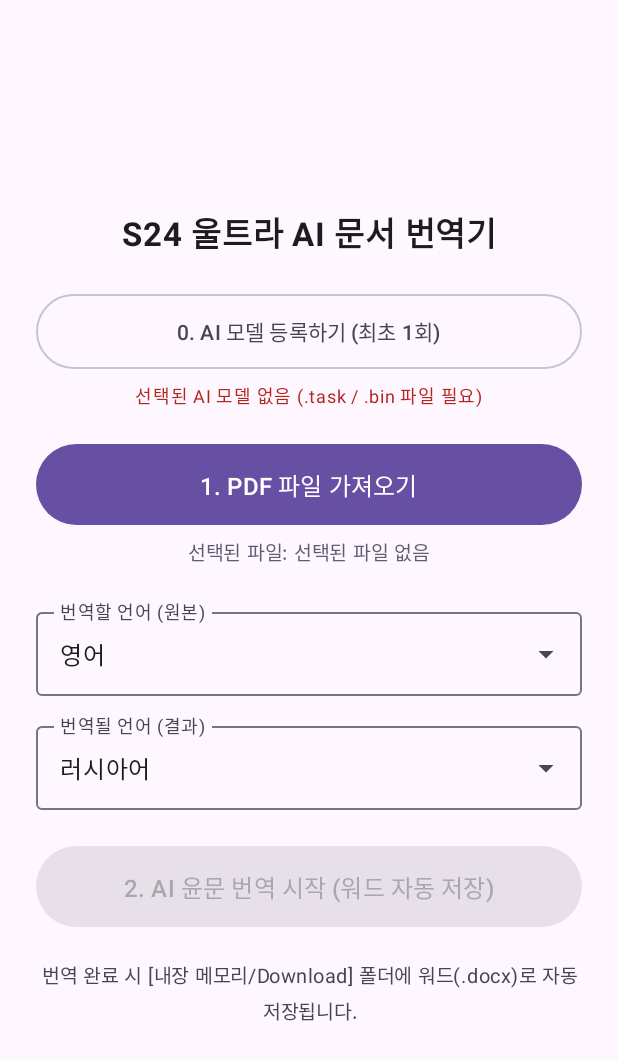
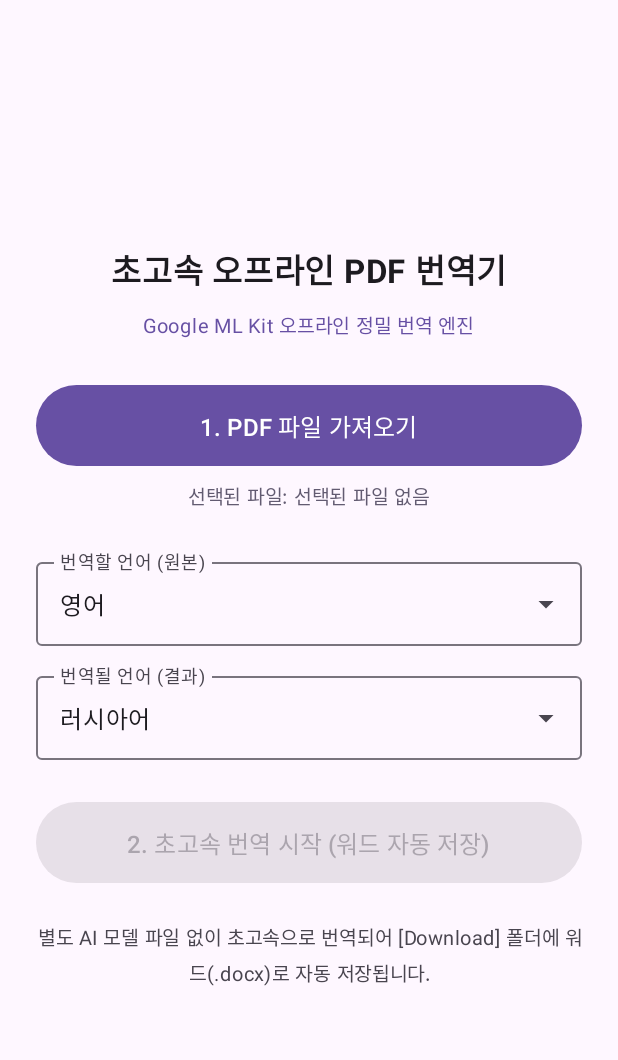
Before and after one commit to guwooguwoo/TransportL, an Android app built with Jetpack Compose: the screen it shows after launch (MainActivity), on a phone screen of 412 x 824 dp. Shown: the top 1060 px of the screen. Run offline under Robolectric (Android 15) with nearby library versions, the phone set to English and light mode, and no system bars; libraries missing offline, so code that uses them is left out: com.google.mediapipe.tasks, com.google.mlkit.common, com.google.mlkit.nl, com.google.mlkit.vision.

Commit message:
MainActivity.kt 업데이트

```diff
--- a/app/src/main/java/com/example/offlinepdftranslator/MainActivity.kt
+++ b/app/src/main/java/com/example/offlinepdftranslator/MainActivity.kt
@@ -24,11 +24,6 @@ import androidx.compose.ui.text.style.TextAlign
 import androidx.compose.ui.unit.dp
 import androidx.compose.ui.unit.sp
 import androidx.core.content.ContextCompat
-import kotlinx.coroutines.Dispatchers
-import kotlinx.coroutines.launch
-import kotlinx.coroutines.withContext
-import java.io.File
-import java.io.FileOutputStream
 
 class MainActivity : ComponentActivity() {
     override fun onCreate(savedInstanceState: Bundle?) {
@@ -51,8 +46,6 @@ class MainActivity : ComponentActivity() {
 @Composable
 fun OfflinePdfTranslatorScreen() {
     val context = LocalContext.current
-    val coroutineScope = rememberCoroutineScope()
-
     val progressState by TranslationService.progressState.collectAsState()
 
     val languages = remember {
@@ -70,23 +63,11 @@ fun OfflinePdfTranslatorScreen() {
         )
     }
 
-    var savedModelPath by remember {
-        val existingModel = File(context.filesDir, "llm_model.task")
-        mutableStateOf(if (existingModel.exists() && existingModel.length() > 10_000_000L) existingModel.absolutePath else null)
-    }
-    var modelStatusText by remember {
-        mutableStateOf(
-            if (savedModelPath != null) "✅ AI 모델 준비됨 (내장 저장소에 등록 완료)"
-            else "선택된 AI 모델 없음 (.task / .bin 파일 필요)"
-        )
-    }
-    var isCopyingModel by remember { mutableStateOf(false) }
-
     var selectedPdfUri by remember { mutableStateOf<Uri?>(null) }
     var selectedFileName by remember { mutableStateOf("선택된 파일 없음") }
     var sourceLang by remember { mutableStateOf(languages[1]) } // 기본값: 영어
-    var targetLang by remember { mutableStateOf(languages[2]) } // 기본값: 러시아어 (언제든 변경 가능)
-    var localStatus by remember { mutableStateOf("번역 완료 시 [내장 메모리/Download] 폴더에 워드(.docx)로 자동 저장됩니다.") }
+    var targetLang by remember { mutableStateOf(languages[2]) } // 기본값: 러시아어
+    var localStatus by remember { mutableStateOf("별도 AI 모델 파일 없이 초고속으로 번역되어 [Download] 폴더에 워드(.docx)로 자동 저장됩니다.") }
 
     val notificationPermissionLauncher = rememberLauncherForActivityResult(
         contract = ActivityResultContracts.RequestPermission()
@@ -106,31 +87,7 @@ fun OfflinePdfTranslatorScreen() {
         }
     }
 
-    // [런처 0] 온디바이스 AI 모델 파일(.task / .bin) 등록 런처
-    val modelPickerLauncher = rememberLauncherForActivityResult(
-        contract = ActivityResultContracts.OpenDocument()
-    ) { uri: Uri? ->
-        if (uri != null) {
-            val fileName = getFileNameFromUri(context, uri)
-            coroutineScope.launch {
-                isCopyingModel = true
-                modelStatusText = "⏳ AI 모델을 앱 내부로 등록 중... (용량에 따라 10~20초 소요)"
-                val copiedPath = withContext(Dispatchers.IO) {
-                    copyModelToInternalStorage(context, uri)
-                }
-                isCopyingModel = false
-                if (copiedPath != null) {
-                    savedModelPath = copiedPath
-                    modelStatusText = "✅ AI 모델 등록 완료: $fileName"
-                    Toast.makeText(context, "AI 모델 등록이 완료되었습니다!", Toast.LENGTH_SHORT).show()
-                } else {
-                    modelStatusText = "❌ 모델 등록 실패 (저장공간 부족 또는 잘못된 파일)"
-                }
-            }
-        }
-    }
-
-    // [런처 1] PDF 파일 가져오기 런처
+    // PDF 파일 가져오기 런처
     val pdfPickerLauncher = rememberLauncherForActivityResult(
         contract = ActivityResultContracts.OpenDocument()
     ) { uri: Uri? ->
@@ -138,11 +95,11 @@ fun OfflinePdfTranslatorScreen() {
             selectedPdfUri = uri
             selectedFileName = getFileNameFromUri(context, uri)
             TranslationService.resetCompletion()
-            localStatus = "파일 준비 완료! 아래 버튼을 누르면 초벌 직역 후 AI 윤문하여 Download 폴더에 저장합니다."
+            localStatus = "파일 준비 완료! 아래 버튼을 누르면 초고속 번역 후 Download 폴더에 워드(.docx)로 저장됩니다."
         }
     }
 
-    val isProcessing = progressState.isRunning || isCopyingModel
+    val isProcessing = progressState.isRunning
     val displayStatus = if (progressState.isRunning || progressState.isCompleted) {
         progressState.statusMessage
     } else {
@@ -157,31 +114,17 @@ fun OfflinePdfTranslatorScreen() {
         horizontalAlignment = Alignment.CenterHorizontally
     ) {
         Text(
-            text = "S24 울트라 AI 문서 번역기",
+            text = "초고속 오프라인 PDF 번역기",
             fontSize = 22.sp,
             fontWeight = FontWeight.Bold,
-            modifier = Modifier.padding(bottom = 24.dp)
+            modifier = Modifier.padding(bottom = 8.dp)
         )
 
-        // [버튼 0] 온디바이스 AI 모델 등록 (최초 1회)
-        OutlinedButton(
-            onClick = { modelPickerLauncher.launch(arrayOf("*/*")) },
-            modifier = Modifier
-                .fillMaxWidth()
-                .height(50.dp),
-            enabled = !isProcessing
-        ) {
-            Text(
-                text = if (savedModelPath != null) "AI 모델 변경하기 (.task / .bin)" else "0. AI 모델 등록하기 (최초 1회)",
-                fontSize = 14.sp
-            )
-        }
-
         Text(
-            text = modelStatusText,
-            fontSize = 12.sp,
-            color = if (savedModelPath != null) MaterialTheme.colorScheme.primary else MaterialTheme.colorScheme.error,
-            modifier = Modifier.padding(top = 6.dp, bottom = 20.dp)
+            text = "Google ML Kit 오프라인 정밀 번역 엔진",
+            fontSize = 13.sp,
+            color = MaterialTheme.colorScheme.primary,
+            modifier = Modifier.padding(bottom = 28.dp)
         )
 
         // [버튼 1] PDF 파일 가져오기
@@ -199,7 +142,7 @@ fun OfflinePdfTranslatorScreen() {
             text = "선택된 파일: $selectedFileName",
             fontSize = 13.sp,
             color = MaterialTheme.colorScheme.secondary,
-            modifier = Modifier.padding(top = 6.dp, bottom = 20.dp)
+            modifier = Modifier.padding(top = 8.dp, bottom = 24.dp)
         )
 
         // [언어 선택] 번역할 언어 (원본)
@@ -222,17 +165,11 @@ fun OfflinePdfTranslatorScreen() {
             onLanguageSelected = { targetLang = it }
         )
 
-        Spacer(modifier = Modifier.height(24.dp))
+        Spacer(modifier = Modifier.height(28.dp))
 
-        // [버튼 2] 백그라운드 하이브리드 AI 번역 시작
+        // [버튼 2] 초고속 번역 시작
         Button(
             onClick = {
-                val modelPath = savedModelPath
-                if (modelPath == null) {
-                    Toast.makeText(context, "먼저 상단에서 AI 모델(.task/.bin)을 등록해 주세요.", Toast.LENGTH_LONG).show()
-                    return@Button
-                }
-
                 val uri = selectedPdfUri
                 if (uri == null) {
                     Toast.makeText(context, "먼저 PDF 파일을 가져와 주세요.", Toast.LENGTH_SHORT).show()
@@ -249,7 +186,6 @@ fun OfflinePdfTranslatorScreen() {
                 val serviceIntent = Intent(context, TranslationService::class.java).apply {
                     putExtra(TranslationService.EXTRA_PDF_URI, uri.toString())
                     putExtra(TranslationService.EXTRA_FILE_NAME, selectedFileName)
-                    putExtra(TranslationService.EXTRA_MODEL_PATH, modelPath)
                     putExtra(TranslationService.EXTRA_SOURCE_LANG, sourceLang.second)
                     putExtra(TranslationService.EXTRA_TARGET_LANG, targetLang.second)
                 }
@@ -259,15 +195,15 @@ fun OfflinePdfTranslatorScreen() {
             modifier = Modifier
                 .fillMaxWidth()
                 .height(54.dp),
-            enabled = !isProcessing && savedModelPath != null && selectedPdfUri != null
+            enabled = !isProcessing && selectedPdfUri != null
         ) {
             Text(
-                text = "2. AI 윤문 번역 시작 (워드 자동 저장)",
+                text = "2. 초고속 번역 시작 (워드 자동 저장)",
                 fontSize = 16.sp
             )
         }
 
-        Spacer(modifier = Modifier.height(20.dp))
+        Spacer(modifier = Modifier.height(24.dp))
 
         if (isProcessing) {
             if (progressState.totalPages > 0) {
@@ -308,20 +244,6 @@ fun getFileNameFromUri(context: Context, uri: Uri): String {
         }
     }
     return name
-}
-
-fun copyModelToInternalStorage(context: Context, uri: Uri): String? {
-    return try {
-        val destFile = File(context.filesDir, "llm_model.task")
-        context.contentResolver.openInputStream(uri)?.use { input ->
-            FileOutputStream(destFile).use { output ->
-                input.copyTo(output, bufferSize = 8192 * 4)
-            }
-        }
-        if (destFile.exists() && destFile.length() > 10_000_000L) destFile.absolutePath else null
-    } catch (e: Exception) {
-        null
-    }
 }
 
 @OptIn(ExperimentalMaterial3Api::class)
```
